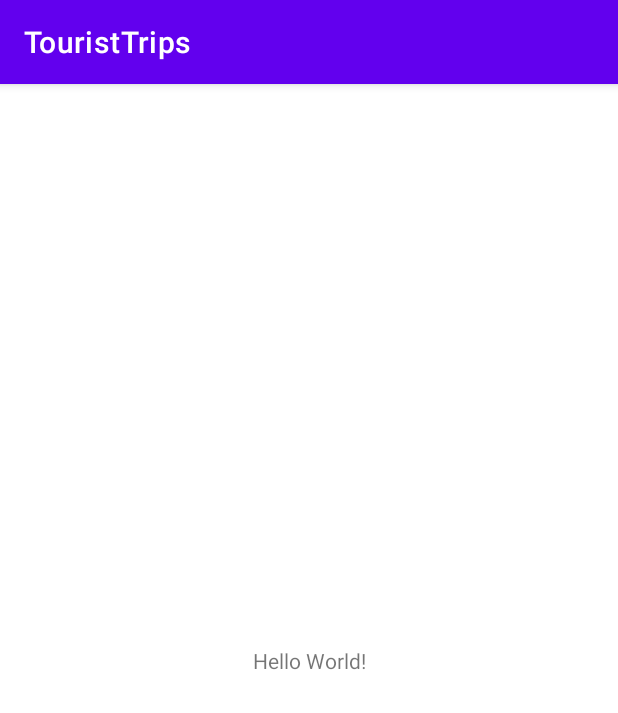
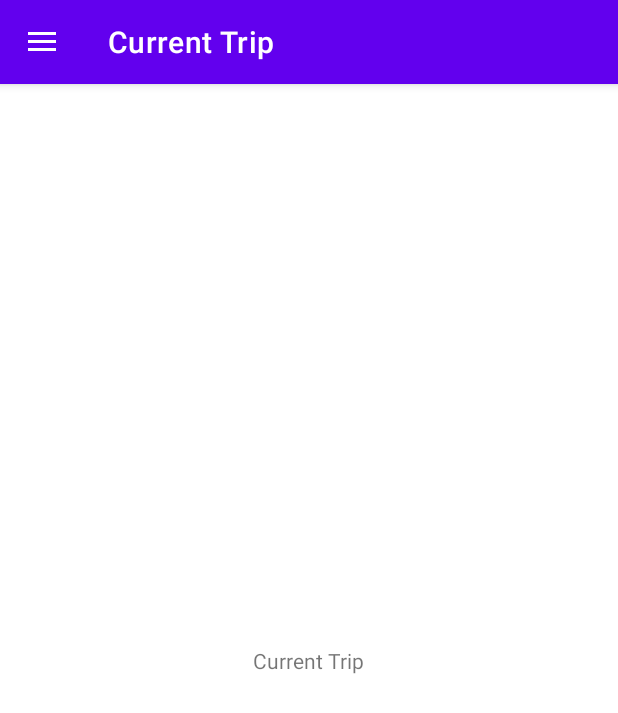
Before and after one commit to povilas-luk/TouristTrips, an Android app: the screen it shows after launch (NavigationGraphActivity), on a phone screen of 412 x 824 dp. Shown: the top 713 px of the screen. Run offline under Robolectric (Android 15) with nearby library versions, the phone set to English and light mode, and no system bars; our stand-ins replace navigation-ui.

Commit message:
Implemented navigation graph and basic drawer layout

```diff
--- a/app/build.gradle
+++ b/app/build.gradle
@@ -1,6 +1,7 @@
 plugins {
     id 'com.android.application'
     id 'kotlin-android'
+    id "androidx.navigation.safeargs.kotlin"
 }
 
 android {
@@ -37,6 +38,9 @@ dependencies {
     implementation 'androidx.appcompat:appcompat:1.4.0'
     implementation 'com.google.android.material:material:1.4.0'
     implementation 'androidx.constraintlayout:constraintlayout:2.1.2'
+    implementation 'androidx.navigation:navigation-fragment-ktx:2.3.5'
+    implementation 'androidx.navigation:navigation-ui-ktx:2.3.5'
+    implementation 'androidx.legacy:legacy-support-v4:1.0.0'
     testImplementation 'junit:junit:4.+'
     androidTestImplementation 'androidx.test.ext:junit:1.1.3'
     androidTestImplementation 'androidx.test.espresso:espresso-core:3.4.0'
--- /dev/null
+++ b/app/src/main/java/com/example/touristtrips/CurrentTripFragment.kt
@@ -0,0 +1,59 @@
+package com.example.touristtrips
+
+import android.os.Bundle
+import androidx.fragment.app.Fragment
+import android.view.LayoutInflater
+import android.view.View
+import android.view.ViewGroup
+
+// TODO: Rename parameter arguments, choose names that match
+// the fragment initialization parameters, e.g. ARG_ITEM_NUMBER
+private const val ARG_PARAM1 = "param1"
+private const val ARG_PARAM2 = "param2"
+
+/**
+ * A simple [Fragment] subclass.
+ * Use the [CurrentTripFragment.newInstance] factory method to
+ * create an instance of this fragment.
+ */
+class CurrentTripFragment : Fragment() {
+    // TODO: Rename and change types of parameters
+    private var param1: String? = null
+    private var param2: String? = null
+
+    override fun onCreate(savedInstanceState: Bundle?) {
+        super.onCreate(savedInstanceState)
+        arguments?.let {
+            param1 = it.getString(ARG_PARAM1)
+            param2 = it.getString(ARG_PARAM2)
+        }
+    }
+
+    override fun onCreateView(
+        inflater: LayoutInflater, container: ViewGroup?,
+        savedInstanceState: Bundle?
+    ): View? {
+        // Inflate the layout for this fragment
+        return inflater.inflate(R.layout.fragment_current_trip, container, false)
+    }
+
+    companion object {
+        /**
+         * Use this factory method to create a new instance of
+         * this fragment using the provided parameters.
+         *
+         * @param param1 Parameter 1.
+         * @param param2 Parameter 2.
+         * @return A new instance of fragment CurrentTripFragment.
+         */
+        // TODO: Rename and change types and number of parameters
+        @JvmStatic
+        fun newInstance(param1: String, param2: String) =
+            CurrentTripFragment().apply {
+                arguments = Bundle().apply {
+                    putString(ARG_PARAM1, param1)
+                    putString(ARG_PARAM2, param2)
+                }
+            }
+    }
+}
--- a/app/src/main/java/com/example/touristtrips/NavigationGraphActivity.kt
+++ b/app/src/main/java/com/example/touristtrips/NavigationGraphActivity.kt
@@ -2,10 +2,48 @@ package com.example.touristtrips
 
 import androidx.appcompat.app.AppCompatActivity
 import android.os.Bundle
+import androidx.drawerlayout.widget.DrawerLayout
+import androidx.navigation.Navigation.findNavController
+import androidx.navigation.fragment.NavHostFragment
+import androidx.navigation.ui.AppBarConfiguration
+import androidx.navigation.ui.navigateUp
+import androidx.navigation.ui.setupActionBarWithNavController
+import androidx.navigation.ui.setupWithNavController
+import com.google.android.material.navigation.NavigationView
 
 class NavigationGraphActivity : AppCompatActivity() {
+
+    private lateinit var appBarConfiguration: AppBarConfiguration
+
     override fun onCreate(savedInstanceState: Bundle?) {
         super.onCreate(savedInstanceState)
-        setContentView(R.layout.activity_main)
+        setContentView(R.layout.activity_navigation_graph)
+
+        val navHostFragment =
+            supportFragmentManager.findFragmentById(R.id.nav_host_fragment) as NavHostFragment
+        val navController = navHostFragment.navController
+        val drawerLayout = findViewById<DrawerLayout>(R.id.drawer_layout)
+
+        appBarConfiguration = AppBarConfiguration(
+            topLevelDestinationIds = setOf(
+                R.id.currentTripFragment,
+                R.id.locationsFragment,
+                R.id.routesFragment,
+                R.id.myLocationsFragment,
+                R.id.myRoutesFragment,
+                R.id.settingsFragment
+            ),
+            drawerLayout = drawerLayout
+        )
+
+        setupActionBarWithNavController(navController, appBarConfiguration)
+        findViewById<NavigationView>(R.id.nav_view).setupWithNavController(navController)
     }
+
+    override fun onSupportNavigateUp(): Boolean {
+        val navController = findNavController(this, R.id.nav_host_fragment)
+        return navController.navigateUp(appBarConfiguration)
+                || super.onSupportNavigateUp()
+    }
+
 }
--- /dev/null
+++ b/app/src/main/res/layout/activity_navigation_graph.xml
@@ -0,0 +1,25 @@
+<?xml version="1.0" encoding="utf-8"?>
+<androidx.drawerlayout.widget.DrawerLayout xmlns:android="http://schemas.android.com/apk/res/android"
+    xmlns:app="http://schemas.android.com/apk/res-auto"
+    android:id="@+id/drawer_layout"
+    android:layout_width="match_parent"
+    android:layout_height="match_parent"
+    android:fitsSystemWindows="true">
+
+    <androidx.fragment.app.FragmentContainerView
+        android:name="androidx.navigation.fragment.NavHostFragment"
+        android:id="@+id/nav_host_fragment"
+        android:layout_width="match_parent"
+        android:layout_height="match_parent"
+        app:defaultNavHost="true"
+        app:navGraph="@navigation/nav_graph" />
+
+    <com.google.android.material.navigation.NavigationView
+        android:id="@+id/nav_view"
+        android:layout_width="wrap_content"
+        android:layout_height="match_parent"
+        android:layout_gravity="start"
+        android:fitsSystemWindows="true"
+        app:menu="@menu/menu_drawer_layout"/>
+
+</androidx.drawerlayout.widget.DrawerLayout>
--- /dev/null
+++ b/app/src/main/res/layout/fragment_current_trip.xml
@@ -0,0 +1,18 @@
+<?xml version="1.0" encoding="utf-8"?>
+<androidx.constraintlayout.widget.ConstraintLayout xmlns:android="http://schemas.android.com/apk/res/android"
+    xmlns:app="http://schemas.android.com/apk/res-auto"
+    xmlns:tools="http://schemas.android.com/tools"
+    android:layout_width="match_parent"
+    android:layout_height="match_parent"
+    tools:context=".CurrentTripFragment">
+
+    <TextView
+        android:layout_width="wrap_content"
+        android:layout_height="wrap_content"
+        android:text="Current Trip"
+        app:layout_constraintBottom_toBottomOf="parent"
+        app:layout_constraintEnd_toEndOf="parent"
+        app:layout_constraintStart_toStartOf="parent"
+        app:layout_constraintTop_toTopOf="parent" />
+
+</androidx.constraintlayout.widget.ConstraintLayout>
--- a/app/src/main/res/layout/activity_main.xml
+++ b/app/src/main/res/layout/fragment_my_routes.xml
@@ -1,18 +1,18 @@
 <?xml version="1.0" encoding="utf-8"?>
 <androidx.constraintlayout.widget.ConstraintLayout xmlns:android="http://schemas.android.com/apk/res/android"
-    xmlns:app="http://schemas.android.com/apk/res-auto"
     xmlns:tools="http://schemas.android.com/tools"
     android:layout_width="match_parent"
     android:layout_height="match_parent"
-    tools:context=".NavigationGraphActivity">
+    xmlns:app="http://schemas.android.com/apk/res-auto"
+    tools:context=".MyRoutesFragment">
 
     <TextView
         android:layout_width="wrap_content"
         android:layout_height="wrap_content"
-        android:text="Hello World!"
+        android:text="My Routes"
         app:layout_constraintBottom_toBottomOf="parent"
-        app:layout_constraintLeft_toLeftOf="parent"
-        app:layout_constraintRight_toRightOf="parent"
+        app:layout_constraintEnd_toEndOf="parent"
+        app:layout_constraintStart_toStartOf="parent"
         app:layout_constraintTop_toTopOf="parent" />
 
 </androidx.constraintlayout.widget.ConstraintLayout>
--- /dev/null
+++ b/app/src/main/res/menu/menu_drawer_layout.xml
@@ -0,0 +1,22 @@
+<?xml version="1.0" encoding="utf-8"?>
+<menu xmlns:android="http://schemas.android.com/apk/res/android">
+
+    <item
+        android:id="@+id/currentTripFragment"
+        android:title="@string/currentTripFragment_name" />
+    <item
+        android:id="@+id/locationsFragment"
+        android:title="@string/locationsFragment_name" />
+    <item
+        android:id="@+id/routesFragment"
+        android:title="@string/routesFragment_name" />
+    <item
+        android:id="@+id/myLocationsFragment"
+        android:title="@string/myLocationsFragment_name" />
+    <item
+        android:id="@+id/myRoutesFragment"
+        android:title="@string/myRoutesFragment_name" />
+    <item
+        android:id="@+id/settingsFragment"
+        android:title="@string/settingsFragment_name" />
+</menu>
--- /dev/null
+++ b/app/src/main/res/navigation/nav_graph.xml
@@ -0,0 +1,38 @@
+<?xml version="1.0" encoding="utf-8"?>
+<navigation xmlns:android="http://schemas.android.com/apk/res/android"
+    xmlns:app="http://schemas.android.com/apk/res-auto"
+    xmlns:tools="http://schemas.android.com/tools"
+    android:id="@+id/nav_graph"
+    app:startDestination="@id/currentTripFragment">
+
+    <fragment
+        android:id="@+id/currentTripFragment"
+        android:name="com.example.touristtrips.CurrentTripFragment"
+        android:label="@string/currentTripFragment_name"
+        tools:layout="@layout/fragment_current_trip" />
+    <fragment
+        android:id="@+id/locationsFragment"
+        android:name="com.example.touristtrips.LocationsFragment"
+        android:label="@string/locationsFragment_name"
+        tools:layout="@layout/fragment_locations" />
+    <fragment
+        android:id="@+id/routesFragment"
+        android:name="com.example.touristtrips.RoutesFragment"
+        android:label="@string/routesFragment_name"
+        tools:layout="@layout/fragment_routes" />
+    <fragment
+        android:id="@+id/myLocationsFragment"
+        android:name="com.example.touristtrips.MyLocationsFragment"
+        android:label="@string/myLocationsFragment_name"
+        tools:layout="@layout/fragment_my_locations" />
+    <fragment
+        android:id="@+id/myRoutesFragment"
+        android:name="com.example.touristtrips.MyRoutesFragment"
+        android:label="@string/myRoutesFragment_name"
+        tools:layout="@layout/fragment_my_routes" />
+    <fragment
+        android:id="@+id/settingsFragment"
+        android:name="com.example.touristtrips.SettingsFragment"
+        android:label="@string/settingsFragment_name"
+        tools:layout="@layout/fragment_settings" />
+</navigation>
--- a/app/src/main/res/values/strings.xml
+++ b/app/src/main/res/values/strings.xml
@@ -1,3 +1,12 @@
 <resources>
     <string name="app_name">TouristTrips</string>
+
+    <!--Drawer layout fragment names-->
+    <string name="currentTripFragment_name">Current Trip</string>
+    <string name="locationsFragment_name">Locations</string>
+    <string name="routesFragment_name">Routes</string>
+    <string name="myLocationsFragment_name">My Locations</string>
+    <string name="myRoutesFragment_name">My Routes</string>
+    <string name="settingsFragment_name">Settings</string>
+
 </resources>
--- a/build.gradle
+++ b/build.gradle
@@ -8,6 +8,9 @@ buildscript {
         classpath "com.android.tools.build:gradle:7.0.3"
         classpath "org.jetbrains.kotlin:kotlin-gradle-plugin:1.5.20"
 
+        def nav_version = "2.3.5"
+        classpath "androidx.navigation:navigation-safe-args-gradle-plugin:$nav_version"
+
         // NOTE: Do not place your application dependencies here; they belong
         // in the individual module build.gradle files
     }
```
Also changed, not shown: app/src/main/java/com/example/touristtrips/LocationsFragment.kt (added, +59 -0 lines), app/src/main/java/com/example/touristtrips/MyLocationsFragment.kt (added, +59 -0 lines), app/src/main/java/com/example/touristtrips/MyRoutesFragment.kt (added, +59 -0 lines), app/src/main/java/com/example/touristtrips/RoutesFragment.kt (added, +59 -0 lines), app/src/main/java/com/example/touristtrips/SettingsFragment.kt (added, +59 -0 lines), app/src/main/res/layout/fragment_locations.xml (added, +19 -0 lines), app/src/main/res/layout/fragment_my_locations.xml (added, +18 -0 lines), app/src/main/res/layout/fragment_routes.xml (added, +18 -0 lines), app/src/main/res/layout/fragment_settings.xml (added, +18 -0 lines).
